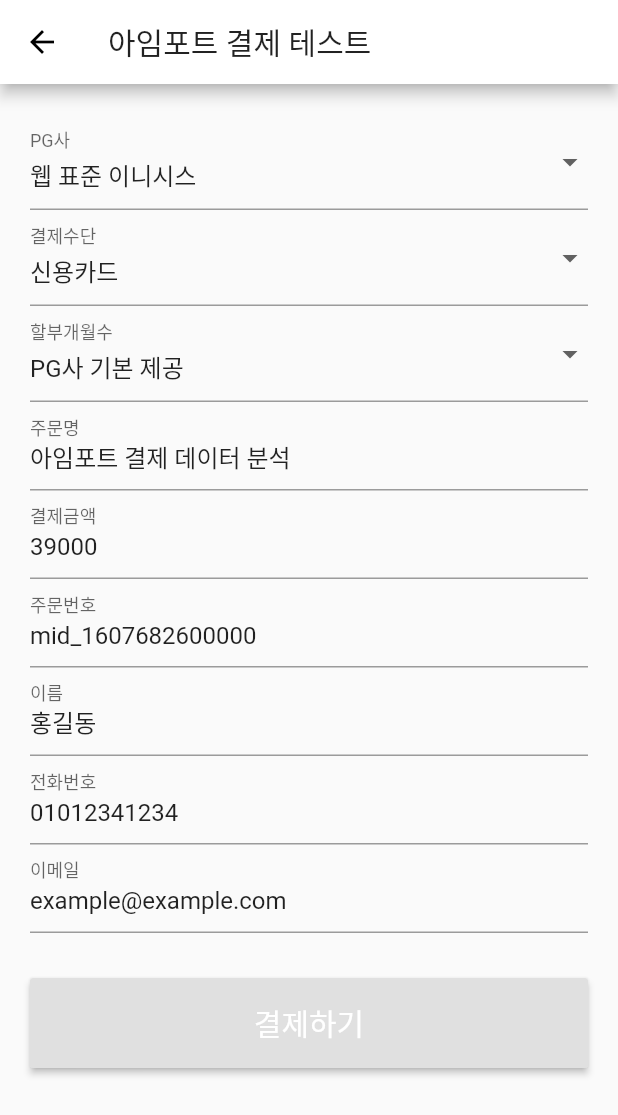
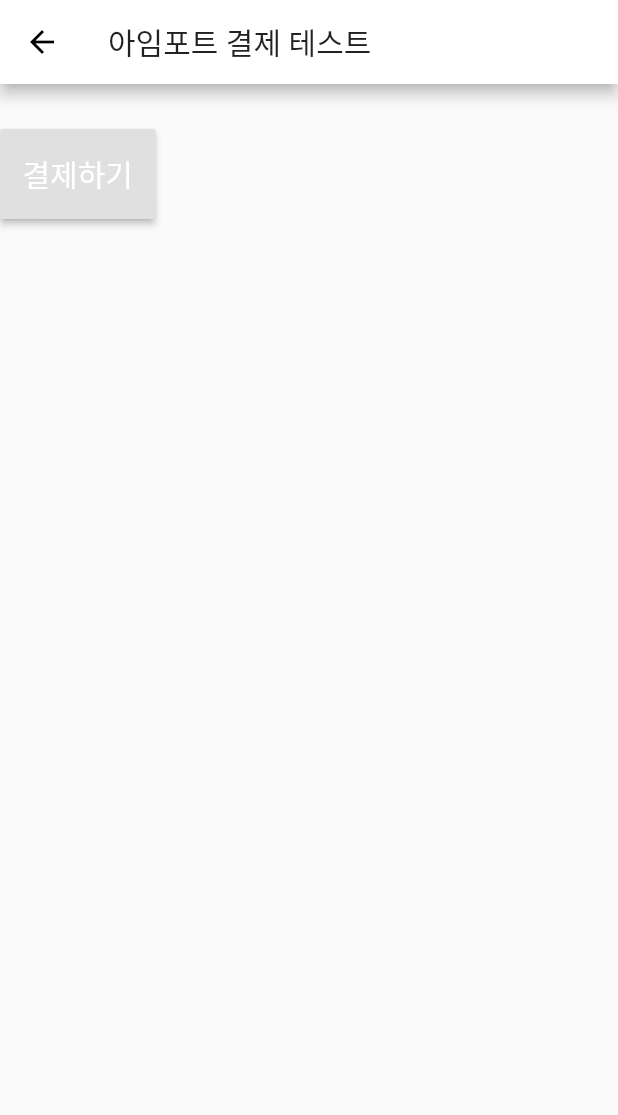
Before and after one commit to dlqh406/coodyproj, a Flutter app: the PaymentTest screen opened directly, after a tap on "결제하기", on a phone screen of 412 x 824 dp. Shown: the top 1115 px of the screen. Run offline on Flutter 3.47's test engine with Material 2 defaults, Android fonts, the phone set to English and light mode, and no system bars; our stand-ins replace carousel_slider, cloud_firestore, firebase_auth, flutter_html, flutter_signin_button, font_awesome_flutter and 4 more; missing offline and left inert: dart:ffi, flutter_facebook_login, flutter_webview_plugin, giffy_dialog, iamport_flutter, kopo; accounts and stored records are empty; network calls fail; Roboto replaces fonts that are missing (Kopup); project files that could hold a hidden picture were left out.

Commit message:
payment test 페이지 없앰

```diff
--- a/lib/screens/home.dart
+++ b/lib/screens/home.dart
@@ -82,7 +82,7 @@ class _HomeState extends State<Home> {
                       child: RaisedButton.icon(
                         icon: Icon(Icons.payment),
                         onPressed: () {
-                          Navigator.pushNamed(context, '/payment-test');
+                          Navigator.pushNamed(context, '/payment');
                         },
                         label: Text('결제 테스트'),
                         color: Colors.white,
--- a/lib/screens/payment_test.dart
+++ b/lib/screens/payment_test.dart
@@ -19,12 +19,12 @@ class _PaymentTestState extends State<PaymentTest> {
   String bizNum;              // 사업자번호
   bool digital = false;       // 실물컨텐츠 여부
   bool escrow = false;        // 에스크로 여부
-  String name;                // 주문명
-  String amount;              // 결제금액
-  String merchantUid;         // 주문번호
-  String buyerName;           // 구매자 이름
-  String buyerTel;            // 구매자 전화번호
-  String buyerEmail;          // 구매자 이메일
+  String name="주문명 테스트";                // 주문명
+  String amount="100";              // 결제금액
+  String merchantUid ="주문번호 테스트";         // 주문번호
+  String buyerName ="이보성";           // 구매자 이름
+  String buyerTel ="01068276863";            // 구매자 전화번호
+  String buyerEmail ="dlqh406@gmail.com";          // 구매자 이메일
 
   @override
   Widget build(BuildContext context) {
@@ -32,205 +32,204 @@ class _PaymentTestState extends State<PaymentTest> {
       appBar: AppBar(
         title: Text('아임포트 결제 테스트'),
       ),
-      body: Container(
-        height: MediaQuery.of(context).size.height,
-        padding: EdgeInsets.all(20.0),
-        child: Form(
-          key: _formKey,
-          child: ListView(
-            children: [
-              DropdownButtonFormField(
-                decoration: InputDecoration(
-                  labelText: 'PG사',
-                ),
-                value: pg,
-                onChanged: (String value) {
-                  setState(() {
-                    pg = value;
-                    payMethod = Method.getValueByPg(value);
-                  });
-                },
-                items: Pg.getLists()
-                  .map<DropdownMenuItem<String>>((String value) {
-                    return DropdownMenuItem<String>(
-                      value: value,
-                      child: Text(Pg.getLabel(value)),
-                    );
-                  })
-                  .toList(),
-              ),
-              DropdownButtonFormField(
-                decoration: InputDecoration(
-                  labelText: '결제수단',
-                ),
-                value: payMethod,
-                onChanged: (String value) {
-                  setState(() {
-                    payMethod = value;
-                  });
-                },
-                items: Method.getListsByPg(pg)
-                  .map<DropdownMenuItem<String>>((String value) {
-                    return DropdownMenuItem<String>(
-                      value: value,
-                      child: Text(Method.getLabel(value)),
-                    );
-                  })
-                  .toList(),
-              ),
-              payMethod == 'card' ?
-                DropdownButtonFormField(
-                  decoration: InputDecoration(
-                    labelText: '할부개월수',
-                  ),
-                  value: cardQuota,
-                  onChanged: (String value) {
-                    setState(() {
-                      cardQuota = value;
-                    });
-                  },
-                  items: Quota.getListsByPg(pg)
-                    .map<DropdownMenuItem<String>>((String value) {
-                      return DropdownMenuItem<String>(
-                        value: value,
-                        child: Text(Quota.getLabel(value)),
-                      );
-                    })
-                    .toList(),
-                ) : new Container(),
-              payMethod == 'vbank' ?
-                TextFormField(
-                  decoration: InputDecoration(
-                    labelText: '입금기한',
-                    hintText: 'YYYYMMDDhhmm',
-                  ),
-                  validator: (value) {
-                    if (value.isEmpty)
-                      return '입금기한은 필수입력입니다';
-                    if (value.length > 0) {
-                      Pattern pattern = r'^[0-9]+$';
-                      RegExp regex = new RegExp(pattern);
-                      if (!regex.hasMatch(value))
-                        return '입금기한이 올바르지 않습니다.';
-                    }
-                    return null;
-                  },
-                  keyboardType: TextInputType.number,
-                  onSaved: (String value) {
-                    vbankDue = value;
-                  },
-                ) : new Container(),
-              payMethod == 'vbank' && pg == 'danal_tpay' ?
-                TextFormField(
-                  decoration: InputDecoration(
-                    labelText: '사업자번호',
-                  ),
-                  validator: (value) {
-                    if (value.isEmpty)
-                      return '사업자번호는 필수입력입니다';
-                    if (value.length > 0) {
-                      Pattern pattern = r'^[0-9]+$';
-                      RegExp regex = new RegExp(pattern);
-                      if (!regex.hasMatch(value))
-                        return '사업자번호가 올바르지 않습니다.';
-                      if (value.length != 10)
-                        return '사업자번호는 10자리 숫자입니다.';
-                    }
-                    return null;
-                  },
-                  keyboardType: TextInputType.number,
-                  onSaved: (String value) {
-                    bizNum = value;
-                  },
-                ) : new Container(),
-              TextFormField(
-                decoration: InputDecoration(
-                  labelText: '주문명',
-                ),
-                initialValue: '아임포트 결제 데이터 분석',
-                validator: (value) => value.isEmpty ? '주문명은 필수입력입니다' : null,
-                onSaved: (String value) {
-                  name = value;
-                },
-              ),
-              TextFormField(
-                decoration: InputDecoration(
-                  labelText: '결제금액',
-                ),
-                initialValue: '39000',
-                validator: (value) {
-                  if (value.isEmpty) {
-                    return '결제금액은 필수입력입니다.';
-                  }
-                  if (value.length > 0) {
-                    Pattern pattern = r'^[0-9]+$';
-                    RegExp regex = new RegExp(pattern);
-                    if (!regex.hasMatch(value))
-                      return '결제금액이 올바르지 않습니다.';
-                  }
-                  return null;
-                },
-                keyboardType: TextInputType.number,
-                onSaved: (String value) {
-                  amount = value;
-                },
-              ),
-              TextFormField(
-                decoration: InputDecoration(
-                  labelText: '주문번호',
-                ),
-                validator: (value) => value.isEmpty ? '주문번호는 필수입력입니다' : null,
-                initialValue: 'mid_${DateTime.now().millisecondsSinceEpoch}',
-                onSaved: (String value) {
-                  merchantUid = value;
-                },
-              ),
-              TextFormField(
-                decoration: InputDecoration(
-                  labelText: '이름',
-                ),
-                initialValue: '홍길동',
-                onSaved: (String value) {
-                  buyerName = value;
-                },
-              ),
-              TextFormField(
-                decoration: InputDecoration(
-                  labelText: '전화번호',
-                ),
-                initialValue: '01012341234',
-                validator: (value) {
-                  if (value.length > 0) {
-                    Pattern pattern = r'^[0-9]+$';
-                    RegExp regex = new RegExp(pattern);
-                    if (!regex.hasMatch(value))
-                      return '전화번호가 올바르지 않습니다.';
-                  }
-                  return null;
-                },
-                keyboardType: TextInputType.number,
-                onSaved: (String value) {
-                  buyerTel = value;
-                },
-              ),
-              TextFormField(
-                decoration: InputDecoration(
-                  labelText: '이메일',
-                ),
-                initialValue: 'example@example.com',
-                keyboardType: TextInputType.emailAddress,
-                onSaved: (String value) {
-                  buyerEmail = value;
-                },
-              ),
-
-
+      body:
+      // Container(
+      //   height: MediaQuery.of(context).size.height,
+      //   padding: EdgeInsets.all(20.0),
+      //   child: Form(
+      //     key: _formKey,
+      //     child: ListView(
+      //       children: [
+      //         DropdownButtonFormField(
+      //           decoration: InputDecoration(
+      //             labelText: 'PG사',
+      //           ),
+      //           value: pg,
+      //           onChanged: (String value) {
+      //             setState(() {
+      //               pg = value;
+      //               payMethod = Method.getValueByPg(value);
+      //             });
+      //           },
+      //           items: Pg.getLists()
+      //               .map<DropdownMenuItem<String>>((String value) {
+      //             return DropdownMenuItem<String>(
+      //               value: value,
+      //               child: Text(Pg.getLabel(value)),
+      //             );
+      //           })
+      //               .toList(),
+      //         ),
+      //         DropdownButtonFormField(
+      //           decoration: InputDecoration(
+      //             labelText: '결제수단',
+      //           ),
+      //           value: payMethod,
+      //           onChanged: (String value) {
+      //             setState(() {
+      //               payMethod = value;
+      //             });
+      //           },
+      //           items: Method.getListsByPg(pg)
+      //               .map<DropdownMenuItem<String>>((String value) {
+      //             return DropdownMenuItem<String>(
+      //               value: value,
+      //               child: Text(Method.getLabel(value)),
+      //             );
+      //           })
+      //               .toList(),
+      //         ),
+      //         payMethod == 'card' ?
+      //         DropdownButtonFormField(
+      //           decoration: InputDecoration(
+      //             labelText: '할부개월수',
+      //           ),
+      //           value: cardQuota,
+      //           onChanged: (String value) {
+      //             setState(() {
+      //               cardQuota = value;
+      //             });
+      //           },
+      //           items: Quota.getListsByPg(pg)
+      //               .map<DropdownMenuItem<String>>((String value) {
+      //             return DropdownMenuItem<String>(
+      //               value: value,
+      //               child: Text(Quota.getLabel(value)),
+      //             );
+      //           })
+      //               .toList(),
+      //         ) : new Container(),
+      //         payMethod == 'vbank' ?
+      //         TextFormField(
+      //           decoration: InputDecoration(
+      //             labelText: '입금기한',
+      //             hintText: 'YYYYMMDDhhmm',
+      //           ),
+      //           validator: (value) {
+      //             if (value.isEmpty)
+      //               return '입금기한은 필수입력입니다';
+      //             if (value.length > 0) {
+      //               Pattern pattern = r'^[0-9]+$';
+      //               RegExp regex = new RegExp(pattern);
+      //               if (!regex.hasMatch(value))
+      //                 return '입금기한이 올바르지 않습니다.';
+      //             }
+      //             return null;
+      //           },
+      //           keyboardType: TextInputType.number,
+      //           onSaved: (String value) {
+      //             vbankDue = value;
+      //           },
+      //         ) : new Container(),
+      //         payMethod == 'vbank' && pg == 'danal_tpay' ?
+      //         TextFormField(
+      //           decoration: InputDecoration(
+      //             labelText: '사업자번호',
+      //           ),
+      //           validator: (value) {
+      //             if (value.isEmpty)
+      //               return '사업자번호는 필수입력입니다';
+      //             if (value.length > 0) {
+      //               Pattern pattern = r'^[0-9]+$';
+      //               RegExp regex = new RegExp(pattern);
+      //               if (!regex.hasMatch(value))
+      //                 return '사업자번호가 올바르지 않습니다.';
+      //               if (value.length != 10)
+      //                 return '사업자번호는 10자리 숫자입니다.';
+      //             }
+      //             return null;
+      //           },
+      //           keyboardType: TextInputType.number,
+      //           onSaved: (String value) {
+      //             bizNum = value;
+      //           },
+      //         ) : new Container(),
+      //         TextFormField(
+      //           decoration: InputDecoration(
+      //             labelText: '주문명',
+      //           ),
+      //           initialValue: '아임포트 결제 데이터 분석',
+      //           validator: (value) => value.isEmpty ? '주문명은 필수입력입니다' : null,
+      //           onSaved: (String value) {
+      //             name = value;
+      //           },
+      //         ),
+      //         TextFormField(
+      //           decoration: InputDecoration(
+      //             labelText: '결제금액',
+      //           ),
+      //           initialValue: '39000',
+      //           validator: (value) {
+      //             if (value.isEmpty) {
+      //               return '결제금액은 필수입력입니다.';
+      //             }
+      //             if (value.length > 0) {
+      //               Pattern pattern = r'^[0-9]+$';
+      //               RegExp regex = new RegExp(pattern);
+      //               if (!regex.hasMatch(value))
+      //                 return '결제금액이 올바르지 않습니다.';
+      //             }
+      //             return null;
+      //           },
+      //           keyboardType: TextInputType.number,
+      //           onSaved: (String value) {
+      //             amount = value;
+      //           },
+      //         ),
+      //         TextFormField(
+      //           decoration: InputDecoration(
+      //             labelText: '주문번호',
+      //           ),
+      //           validator: (value) => value.isEmpty ? '주문번호는 필수입력입니다' : null,
+      //           initialValue: 'mid_${DateTime.now().millisecondsSinceEpoch}',
+      //           onSaved: (String value) {
+      //             merchantUid = value;
+      //           },
+      //         ),
+      //         TextFormField(
+      //           decoration: InputDecoration(
+      //             labelText: '이름',
+      //           ),
+      //           initialValue: '홍길동',
+      //           onSaved: (String value) {
+      //             buyerName = value;
+      //           },
+      //         ),
+      //         TextFormField(
+      //           decoration: InputDecoration(
+      //             labelText: '전화번호',
+      //           ),
+      //           initialValue: '01012341234',
+      //           validator: (value) {
+      //             if (value.length > 0) {
+      //               Pattern pattern = r'^[0-9]+$';
+      //               RegExp regex = new RegExp(pattern);
+      //               if (!regex.hasMatch(value))
+      //                 return '전화번호가 올바르지 않습니다.';
+      //             }
+      //             return null;
+      //           },
+      //           keyboardType: TextInputType.number,
+      //           onSaved: (String value) {
+      //             buyerTel = value;
+      //           },
+      //         ),
+      //         TextFormField(
+      //           decoration: InputDecoration(
+      //             labelText: '이메일',
+      //           ),
+      //           initialValue: 'example@example.com',
+      //           keyboardType: TextInputType.emailAddress,
+      //           onSaved: (String value) {
+      //             buyerEmail = value;
+      //           },
+      //         ),
               Container(
                 padding: EdgeInsets.fromLTRB(0, 30.0, 0, 0),
                 child: RaisedButton(
                   onPressed: () {
-                    if (_formKey.currentState.validate()) {
-                      _formKey.currentState.save();
+                    // if (_formKey.currentState.validate()) {
+                    //   _formKey.currentState.save();
 
                       PaymentData data = PaymentData.fromJson({
                         'pg': pg,
@@ -250,51 +249,51 @@ class _PaymentTestState extends State<PaymentTest> {
                       }
 
                       // 가상계좌의 경우, 입금기한 추가
-                      if (payMethod == 'vbank') {
-                        data.vbankDue = vbankDue;
-
-                        // 다날 && 가상계좌의 경우, 사업자 등록번호 10자리 추가
-                        if (pg == 'danal_tpay') {
-                          data.bizNum = bizNum;
-                        }
-                      }
+                      // if (payMethod == 'vbank') {
+                      //   data.vbankDue = vbankDue;
+                      //
+                      //   // 다날 && 가상계좌의 경우, 사업자 등록번호 10자리 추가
+                      //   if (pg == 'danal_tpay') {
+                      //     data.bizNum = bizNum;
+                      //   }
+                      // }
 
                       // 휴대폰 소액결제의 경우, 실물 컨텐츠 여부 추가
-                      if (payMethod == 'phone') {
-                        data.digital = digital;
-                        if (pg == 'danal') {
-                          // 다날 && 휴대폰 소액결제의 경우, company 파라메터 추가
-                          data.company = '아임포트';
-                        }
-                      }
+                      // if (payMethod == 'phone') {
+                      //   data.digital = digital;
+                      //   if (pg == 'danal') {
+                      //     // 다날 && 휴대폰 소액결제의 경우, company 파라메터 추가
+                      //     data.company = '아임포트';
+                      //   }
+                      // }
 
                       // 정기결제의 경우, customer_uid 추가
-                      if (pg == 'kcp_billing') {
-                        data.customerUid = 'cuid_${DateTime.now().millisecondsSinceEpoch}';
-                      }
+                      // if (pg == 'kcp_billing') {
+                      //   data.customerUid = 'cuid_${DateTime.now().millisecondsSinceEpoch}';
+                      // }
 
                       // [이니시스-빌링.나이스.다날] 제공기간 표기
-                      data.period = {
-                        'from': '20200101',
-                        'to': '20201231',
-                      };
+                      // data.period = {
+                      //   'from': '20200101',
+                      //   'to': '20201231',
+                      // };
 
                       Navigator.pushNamed(
                         context,
                         '/payment',
                         arguments: data
                       );
-                    }
+                    //}
                   },
                   child: Text('결제하기', style: TextStyle(fontSize: 20)),
                   textColor: Colors.white,
                   padding: const EdgeInsets.all(15.0),
                 ),
               ),
-            ],
-          ),
-        ),
-      ),
+      //       ],
+      //     ),
+      //   ),
+      // ),
     );
   }
 }
```
Also changed, not shown: lib/screens/payment.dart (+26 -2 lines).
